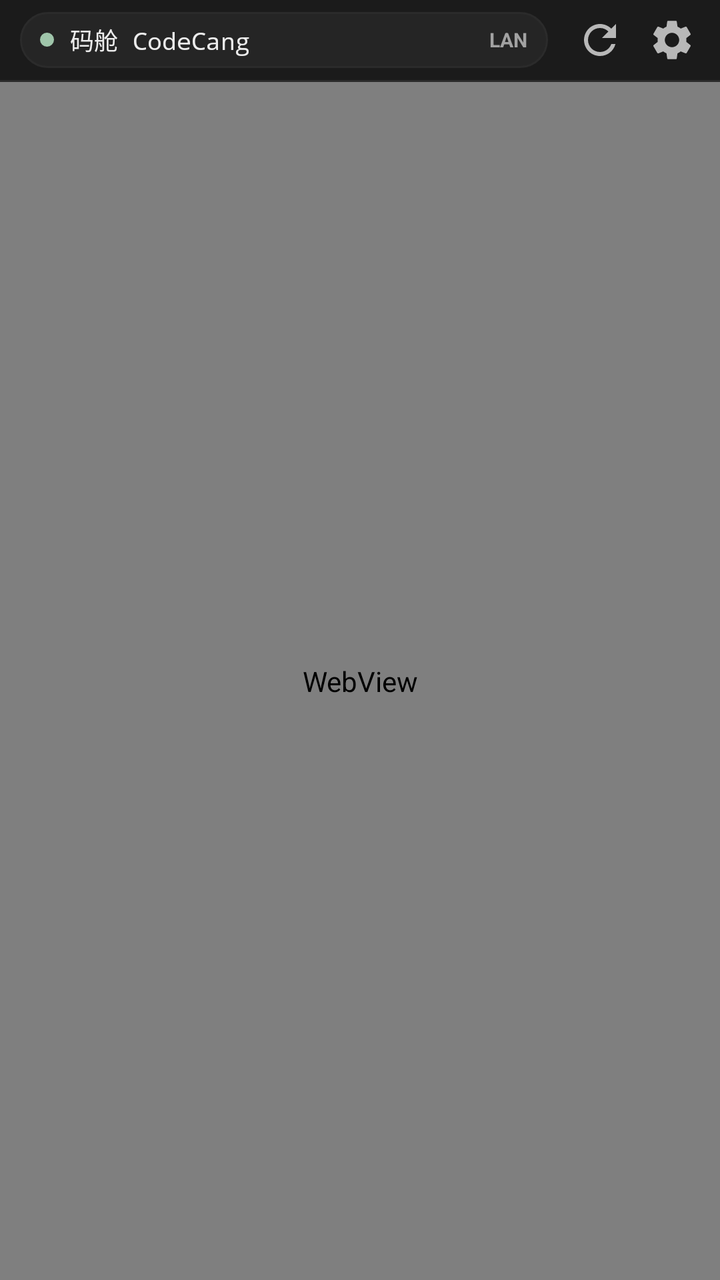
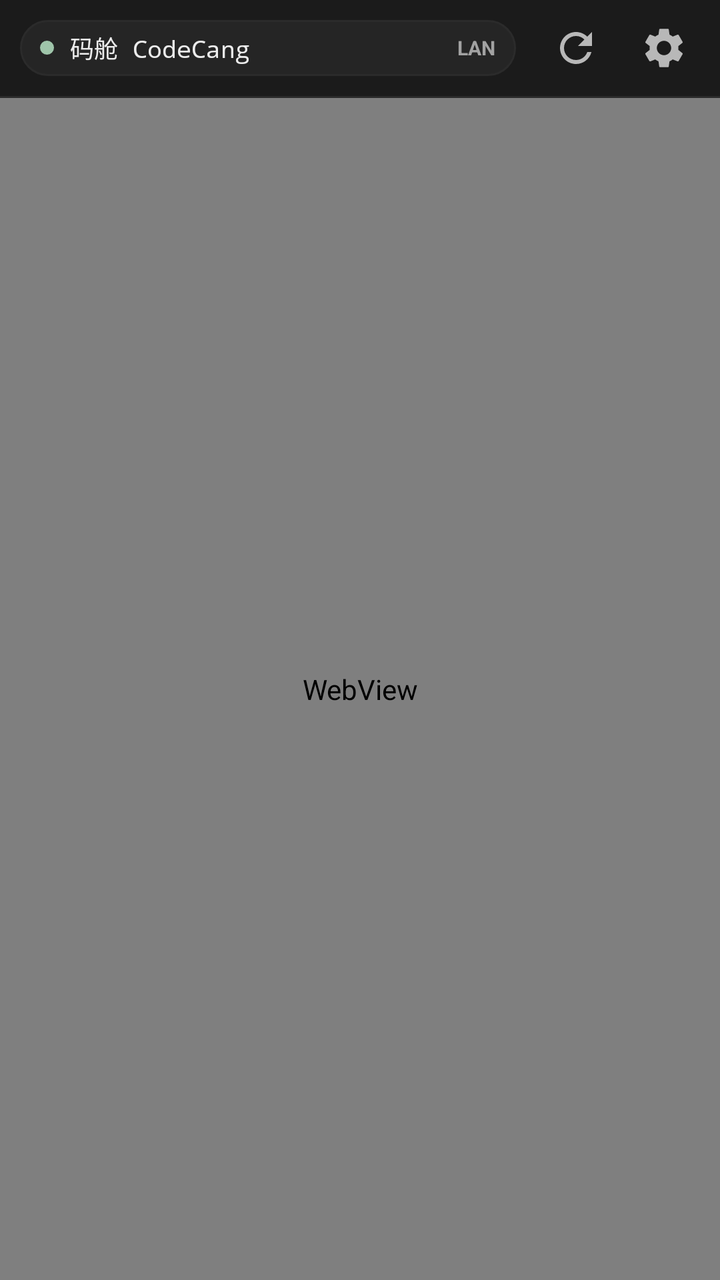

The first picture is an Android layout as it rendered before a commit; the second is the same layout after the commit. The layout source and the unified diff follow.
<!-- AndroidManifest.xml: application theme AppTheme -->
<!-- res/layout/activity_main.xml -->
<?xml version="1.0" encoding="utf-8"?>
<RelativeLayout xmlns:android="http://schemas.android.com/apk/res/android"
    android:id="@+id/rootContainer"
    android:layout_width="match_parent"
    android:layout_height="match_parent"
    android:background="@color/bg_main"
    android:fitsSystemWindows="true">

    
    <LinearLayout
        android:id="@+id/topBar"
        android:layout_width="match_parent"
        android:layout_height="40dp"
        android:layout_alignParentTop="true"
        android:background="@color/bg_rail"
        android:gravity="center_vertical"
        android:orientation="horizontal"
        android:paddingStart="10dp"
        android:paddingEnd="6dp">

        <LinearLayout
            android:id="@+id/serverCapsule"
            android:layout_width="0dp"
            android:layout_height="28dp"
            android:layout_weight="1"
            android:layout_marginEnd="8dp"
            android:background="@drawable/pill_capsule"
            android:clickable="true"
            android:focusable="true"
            android:gravity="center_vertical"
            android:orientation="horizontal"
            android:paddingStart="10dp"
            android:paddingEnd="10dp">

            <View
                android:id="@+id/statusDot"
                android:layout_width="7dp"
                android:layout_height="7dp"
                android:layout_marginEnd="8dp"
                android:background="@drawable/badge_bg"
                android:backgroundTint="@color/status_connected" />

            <TextView
                android:id="@+id/tvServerTitle"
                android:layout_width="0dp"
                android:layout_height="wrap_content"
                android:layout_weight="1"
                android:ellipsize="middle"
                android:fontFamily="monospace"
                android:singleLine="true"
                android:text="@string/app_name"
                android:textColor="@color/text_primary"
                android:textSize="12sp" />

            <TextView
                android:id="@+id/tvModeBadge"
                android:layout_width="wrap_content"
                android:layout_height="wrap_content"
                android:layout_marginStart="8dp"
                android:text="LAN"
                android:textColor="@color/text_tertiary"
                android:textSize="10sp"
                android:textStyle="bold" />
        </LinearLayout>

        <ImageButton
            android:id="@+id/btnRefresh"
            android:layout_width="36dp"
            android:layout_height="36dp"
            android:background="?android:attr/selectableItemBackgroundBorderless"
            android:contentDescription="刷新工作台"
            android:padding="9dp"
            android:src="@drawable/ic_refresh"
            android:tint="@color/text_secondary" />

        <ImageButton
            android:id="@+id/btnSettings"
            android:layout_width="36dp"
            android:layout_height="36dp"
            android:background="?android:attr/selectableItemBackgroundBorderless"
            android:contentDescription="连接管理"
            android:padding="9dp"
            android:src="@drawable/ic_settings"
            android:tint="@color/text_secondary" />
    </LinearLayout>

    <View
        android:id="@+id/topBarDivider"
        android:layout_width="match_parent"
        android:layout_height="1dp"
        android:layout_below="@id/topBar"
        android:background="@color/border_subtle" />

    
    <WebView
        android:id="@+id/webView"
        android:layout_width="match_parent"
        android:layout_height="match_parent"
        android:layout_below="@id/topBarDivider"
        android:overScrollMode="never"
        android:scrollbars="vertical" />

    <LinearLayout
        android:id="@+id/offlinePanel"
        android:layout_width="match_parent"
        android:layout_height="match_parent"
        android:layout_below="@id/topBarDivider"
        android:orientation="vertical"
        android:background="@color/bg_main"
        android:visibility="gone">

        <TextView
            android:id="@+id/offlineStatus"
            android:layout_width="match_parent"
            android:layout_height="wrap_content"
            android:padding="14dp"
            android:textColor="@color/text_secondary"
            android:textSize="12sp"
            android:lineSpacingExtra="4dp" />

        <LinearLayout
            android:layout_width="match_parent"
            android:layout_height="wrap_content"
            android:orientation="horizontal"
            android:paddingStart="14dp"
            android:paddingEnd="14dp">
            <Button
                android:id="@+id/offlineRetry"
                android:layout_width="0dp"
                android:layout_height="44dp"
                android:layout_weight="1"
                android:layout_marginEnd="8dp"
                android:text="重新连接"
                android:textAllCaps="false"
                android:textSize="13sp"
                android:textColor="@color/text_on_primary"
                android:background="@drawable/btn_primary" />
            <Button
                android:id="@+id/offlineChangeServer"
                android:layout_width="0dp"
                android:layout_height="44dp"
                android:layout_weight="1"
                android:text="更换电脑"
                android:textAllCaps="false"
                android:textSize="13sp"
                android:textColor="@color/text_primary"
                android:background="@drawable/btn_secondary" />
        </LinearLayout>

        <WebView
            android:id="@+id/offlineWebView"
            android:layout_width="match_parent"
            android:layout_height="0dp"
            android:layout_weight="1"
            android:overScrollMode="never"
            android:scrollbars="vertical" />
    </LinearLayout>

    
    <ProgressBar
        android:id="@+id/progressBar"
        style="?android:attr/progressBarStyleHorizontal"
        android:layout_width="match_parent"
        android:layout_height="2dp"
        android:layout_below="@id/topBar"
        android:indeterminate="false"
        android:max="100"
        android:progressDrawable="@drawable/btn_primary"
        android:visibility="gone" />

    
    <LinearLayout
        android:id="@+id/errorOverlay"
        android:layout_width="match_parent"
        android:layout_height="match_parent"
        android:layout_below="@id/topBarDivider"
        android:background="@color/bg_main"
        android:gravity="center"
        android:orientation="vertical"
        android:padding="24dp"
        android:visibility="gone">

        <LinearLayout
            android:layout_width="match_parent"
            android:layout_height="wrap_content"
            android:background="@drawable/card_background"
            android:gravity="center_horizontal"
            android:orientation="vertical"
            android:padding="24dp">

            <ImageView
                android:layout_width="48dp"
                android:layout_height="48dp"
                android:layout_marginBottom="16dp"
                android:background="@drawable/bg_launcher"
                android:contentDescription="@string/error_connection_failed"
                android:src="@drawable/ic_launcher_foreground" />

            <TextView
                android:layout_width="wrap_content"
                android:layout_height="wrap_content"
                android:layout_marginBottom="8dp"
                android:text="@string/error_connection_failed"
                android:textColor="@color/text_primary"
                android:textSize="16sp"
                android:textStyle="bold" />

            <TextView
                android:id="@+id/tvErrorMessage"
                android:layout_width="match_parent"
                android:layout_height="wrap_content"
                android:layout_marginBottom="20dp"
                android:gravity="start"
                android:lineSpacingExtra="4dp"
                android:text="@string/error_check_wifi"
                android:textColor="@color/text_secondary"
                android:textSize="13sp" />

            <Button
                android:id="@+id/btnErrorRetry"
                android:layout_width="match_parent"
                android:layout_height="44dp"
                android:layout_marginBottom="10dp"
                android:background="@drawable/btn_primary"
                android:stateListAnimator="@null"
                android:text="@string/btn_retry"
                android:textAllCaps="false"
                android:textColor="@color/text_on_primary"
                android:textSize="14sp"
                android:textStyle="bold" />

            <Button
                android:id="@+id/btnErrorChangeServer"
                android:layout_width="match_parent"
                android:layout_height="42dp"
                android:background="@drawable/btn_secondary"
                android:stateListAnimator="@null"
                android:text="@string/btn_change_server"
                android:textAllCaps="false"
                android:textColor="@color/text_primary"
                android:textSize="13sp" />
        </LinearLayout>
    </LinearLayout>

</RelativeLayout>
<!-- resources referenced by this layout -->
<resources>
  <color name="bg_main">#181818</color>
  <color name="bg_rail">#1b1b1b</color>
  <color name="border_subtle">#2b2b2b</color>
  <color name="status_connected">#9fc5aa</color>
  <color name="text_on_primary">#181818</color>
  <color name="text_primary">#ececec</color>
  <color name="text_secondary">#b8b8b8</color>
  <color name="text_tertiary">#a2a2a2</color>
  <!-- drawable badge_bg (drawable) -->
  <?xml version="1.0" encoding="utf-8"?>
  <shape xmlns:android="http://schemas.android.com/apk/res/android"
      android:shape="rectangle">
      <solid android:color="@color/bg_surface" />
      <stroke android:width="1dp" android:color="@color/border_subtle" />
      <corners android:radius="16dp" />
  </shape>
  <!-- drawable bg_launcher (drawable) -->
  <?xml version="1.0" encoding="utf-8"?>
  <vector xmlns:android="http://schemas.android.com/apk/res/android"
      android:width="108dp"
      android:height="108dp"
      android:viewportWidth="108"
      android:viewportHeight="108">
      <path
          android:pathData="M0,0h108v108h-108z"
          android:fillColor="#17181a" />
  </vector>
  <!-- drawable btn_primary (drawable) -->
  <?xml version="1.0" encoding="utf-8"?>
  <selector xmlns:android="http://schemas.android.com/apk/res/android">
      <item android:state_pressed="true">
          <shape android:shape="rectangle">
              <solid android:color="@color/accent_primary_pressed" />
              <corners android:radius="8dp" />
          </shape>
      </item>
      <item>
          <shape android:shape="rectangle">
              <solid android:color="@color/accent_primary" />
              <corners android:radius="8dp" />
          </shape>
      </item>
  </selector>
  <!-- drawable card_background (drawable) -->
  <?xml version="1.0" encoding="utf-8"?>
  <shape xmlns:android="http://schemas.android.com/apk/res/android"
      android:shape="rectangle">
      <solid android:color="@color/bg_surface" />
      <stroke android:width="1dp" android:color="@color/border_subtle" />
      <corners android:radius="12dp" />
  </shape>
  <!-- drawable ic_refresh (drawable) -->
  <?xml version="1.0" encoding="utf-8"?>
  <vector xmlns:android="http://schemas.android.com/apk/res/android"
      android:width="24dp"
      android:height="24dp"
      android:viewportWidth="24"
      android:viewportHeight="24">
      <path
          android:fillColor="@color/text_primary"
          android:pathData="M17.65,6.35C16.2,4.9 14.21,4 12,4c-4.42,0 -7.99,3.58 -7.99,8s3.57,8 7.99,8c3.73,0 6.84,-2.55 7.73,-6h-2.08c-0.82,2.33 -3.04,4 -5.65,4 -3.31,0 -6,-2.69 -6,-6s2.69,-6 6,-6c1.66,0 3.14,0.69 4.22,1.78L13,11h7V4l-2.35,2.35z"/>
  </vector>
  <string name="app_name">码舱 CodeCang</string>
  <string name="btn_change_server">切换连接地址</string>
  <string name="btn_retry">重试连接</string>
  <string name="error_check_wifi">请核对手机与电脑处于同一局域网，且桌面端局域网访问仍处于开启状态。</string>
  <string name="error_connection_failed">未能连接到桌面端服务</string>
  <style name="AppTheme" parent="@android:style/Theme.DeviceDefault.NoActionBar">
          <item name="android:windowBackground">@color/bg_main</item>
          <item name="android:statusBarColor">@color/bg_main</item>
          <item name="android:navigationBarColor">@color/bg_main</item>
          <item name="android:colorPrimary">@color/accent_primary</item>
          <item name="android:colorAccent">@color/accent_primary</item>
          <item name="android:textColorPrimary">@color/text_primary</item>
          <item name="android:textColorSecondary">@color/text_secondary</item>
          <item name="android:editTextColor">@color/text_primary</item>
      </style>
  <color name="bg_surface">#202020</color>
  <color name="accent_primary_pressed">#ffffff</color>
  <color name="accent_primary">#e8e8e8</color>
  <color name="bg_selected">#333333</color>
  <color name="border_strong">#3a3a3a</color>
  <color name="bg_surface_alt">#252525</color>
  <!-- unchanged entries left out for length: 4 -->
</resources>

<!-- the commit's change to res/layout/activity_main.xml (unified diff, before → after) -->
@@ -10,7 +10,7 @@
     <LinearLayout
         android:id="@+id/topBar"
         android:layout_width="match_parent"
-        android:layout_height="40dp"
+        android:layout_height="48dp"
         android:layout_alignParentTop="true"
         android:background="@color/bg_rail"
         android:gravity="center_vertical"
@@ -25,8 +25,6 @@
             android:layout_weight="1"
             android:layout_marginEnd="8dp"
             android:background="@drawable/pill_capsule"
-            android:clickable="true"
-            android:focusable="true"
             android:gravity="center_vertical"
             android:orientation="horizontal"
             android:paddingStart="10dp"
@@ -65,21 +63,21 @@
 
         <ImageButton
             android:id="@+id/btnRefresh"
-            android:layout_width="36dp"
-            android:layout_height="36dp"
+            android:layout_width="44dp"
+            android:layout_height="44dp"
             android:background="?android:attr/selectableItemBackgroundBorderless"
             android:contentDescription="刷新工作台"
-            android:padding="9dp"
+            android:padding="12dp"
             android:src="@drawable/ic_refresh"
             android:tint="@color/text_secondary" />
 
         <ImageButton
             android:id="@+id/btnSettings"
-            android:layout_width="36dp"
-            android:layout_height="36dp"
+            android:layout_width="44dp"
+            android:layout_height="44dp"
             android:background="?android:attr/selectableItemBackgroundBorderless"
-            android:contentDescription="连接管理"
-            android:padding="9dp"
+            android:contentDescription="连接设置"
+            android:padding="12dp"
             android:src="@drawable/ic_settings"
             android:tint="@color/text_secondary" />
     </LinearLayout>
@@ -140,12 +138,24 @@
                 android:layout_width="0dp"
                 android:layout_height="44dp"
                 android:layout_weight="1"
-                android:text="更换电脑"
+                android:text="连接设置"
                 android:textAllCaps="false"
                 android:textSize="13sp"
                 android:textColor="@color/text_primary"
                 android:background="@drawable/btn_secondary" />
         </LinearLayout>
+
+        <Button
+            android:id="@+id/offlineCheckUpdates"
+            style="?android:attr/borderlessButtonStyle"
+            android:layout_width="wrap_content"
+            android:layout_height="44dp"
+            android:layout_gravity="end"
+            android:layout_marginEnd="14dp"
+            android:text="检查应用更新"
+            android:textAllCaps="false"
+            android:textColor="@color/text_secondary"
+            android:textSize="13sp" />
 
         <WebView
             android:id="@+id/offlineWebView"
@@ -232,13 +242,23 @@
             <Button
                 android:id="@+id/btnErrorChangeServer"
                 android:layout_width="match_parent"
-                android:layout_height="42dp"
+                android:layout_height="44dp"
                 android:background="@drawable/btn_secondary"
                 android:stateListAnimator="@null"
                 android:text="@string/btn_change_server"
                 android:textAllCaps="false"
                 android:textColor="@color/text_primary"
                 android:textSize="13sp" />
+
+            <Button
+                android:id="@+id/errorCheckUpdates"
+                style="?android:attr/borderlessButtonStyle"
+                android:layout_width="wrap_content"
+                android:layout_height="44dp"
+                android:text="检查应用更新"
+                android:textAllCaps="false"
+                android:textColor="@color/text_secondary"
+                android:textSize="13sp" />
         </LinearLayout>
     </LinearLayout>
 
